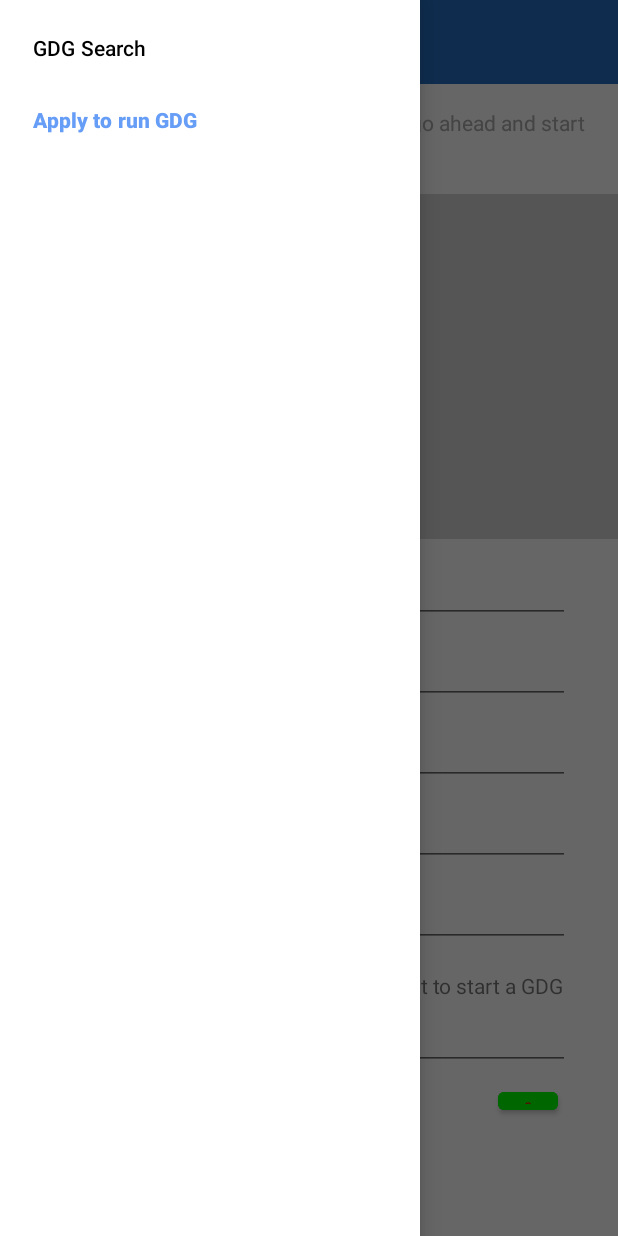
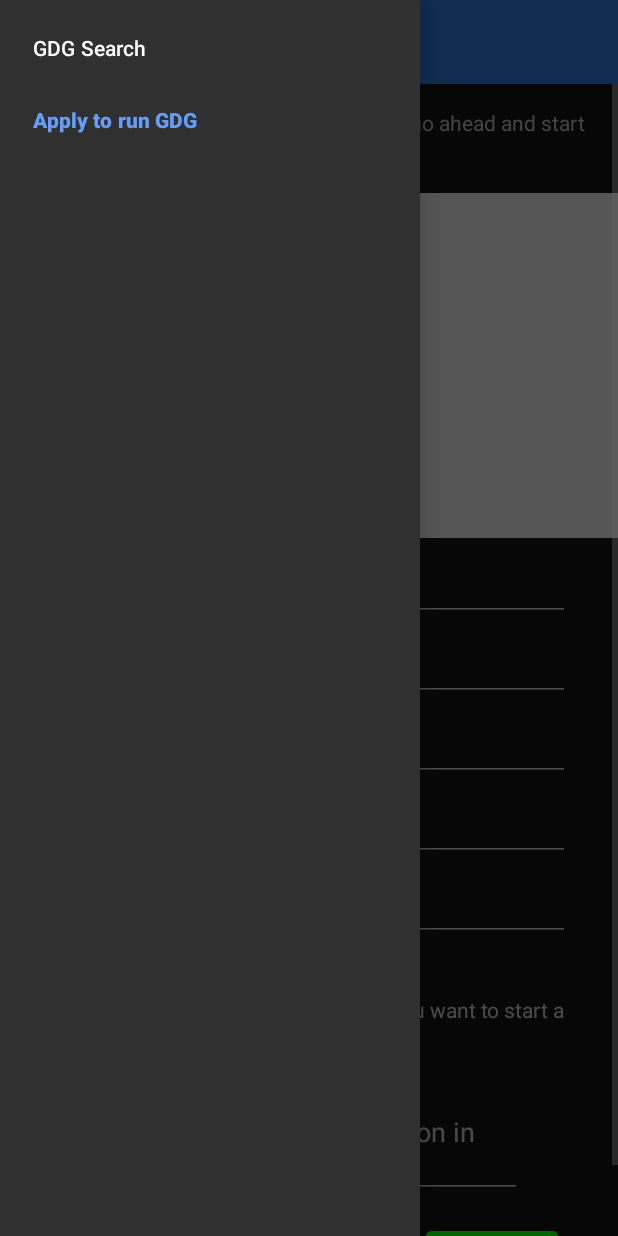
Before and after one commit to kouki-dan/kotlin-foundamentals, an Android app: the AddGdgFragment screen opened through its navigation route, with the side drawer open, on a phone screen of 412 x 824 dp. Run offline under Robolectric (Android 15) with nearby library versions, the phone set to English and light mode, and no system bars; our stand-ins replace data binding, navigation-ui; Roboto replaces fonts that are not available here.

Commit message:
10.03 Design for everyone

```diff
--- a/GDGFinder-Starter/app/src/main/AndroidManifest.xml
+++ b/GDGFinder-Starter/app/src/main/AndroidManifest.xml
@@ -14,6 +14,7 @@
             android:label="@string/app_name"
             android:roundIcon="@mipmap/ic_launcher_round"
             android:theme="@style/AppTheme"
+            android:supportsRtl="true"
             tools:ignore="AllowBackup,GoogleAppIndexingWarning">
         <activity android:name=".MainActivity">
             <intent-filter>
--- a/GDGFinder-Starter/app/src/main/java/com/example/android/gdgfinder/MainActivity.kt
+++ b/GDGFinder-Starter/app/src/main/java/com/example/android/gdgfinder/MainActivity.kt
@@ -38,6 +38,7 @@ class MainActivity : AppCompatActivity() {
     override fun onCreate(savedInstanceState: Bundle?) {
         super.onCreate(savedInstanceState)
         binding = DataBindingUtil.setContentView(this, R.layout.activity_main)
+        AppCompatDelegate.setDefaultNightMode(AppCompatDelegate.MODE_NIGHT_YES)
 
         setupNavigation()
     }
--- a/GDGFinder-Starter/app/src/main/java/com/example/android/gdgfinder/add/AddGdgFragment.kt
+++ b/GDGFinder-Starter/app/src/main/java/com/example/android/gdgfinder/add/AddGdgFragment.kt
@@ -51,6 +51,9 @@ class AddGdgFragment : Fragment() {
                     Snackbar.LENGTH_SHORT // How long to display the message.
                 ).show()
                 viewModel.doneShowingSnackbar()
+                binding.button.contentDescription=getString(R.string.submitted)
+                binding.button.text=getString(R.string.done)
+
             }
         })
 
--- a/GDGFinder-Starter/app/src/main/res/layout/add_gdg_fragment.xml
+++ b/GDGFinder-Starter/app/src/main/res/layout/add_gdg_fragment.xml
@@ -43,6 +43,7 @@
                 android:layout_marginEnd="@dimen/spacing_normal"
                 android:text="@string/add_gdg"
                 android:textColor="#AAAAAA"
+                android:contentDescription="@string/add_gdg"
                 app:layout_constraintEnd_toEndOf="parent"
                 app:layout_constraintStart_toStartOf="parent"
                 app:layout_constraintTop_toTopOf="parent" />
@@ -54,6 +55,7 @@
                 android:layout_marginTop="5dp"
                 android:layout_marginBottom="2dp"
                 android:scaleType="centerCrop"
+                android:contentDescription="@string/stage_image_description"
                 app:layout_constraintBottom_toTopOf="@+id/EditTextName"
                 app:layout_constraintEnd_toEndOf="parent"
                 app:layout_constraintStart_toStartOf="parent"
@@ -64,6 +66,7 @@
 
             <EditText
                 android:id="@+id/EditTextName"
+                android:hint="@string/your_name_label"
                 android:layout_width="fill_parent"
                 android:layout_height="wrap_content"
                 android:layout_marginStart="32dp"
@@ -78,6 +81,7 @@
 
             <EditText
                 android:id="@+id/EditTextEmail"
+                android:hint="@string/email_label"
                 android:layout_width="fill_parent"
                 android:layout_height="wrap_content"
                 android:layout_marginStart="32dp"
@@ -92,6 +96,7 @@
 
             <EditText
                 android:id="@+id/EditTextCity"
+                android:hint="@string/city_label"
                 android:layout_width="fill_parent"
                 android:layout_height="wrap_content"
                 android:layout_marginStart="32dp"
@@ -106,6 +111,7 @@
 
             <EditText
                 android:id="@+id/EditTextCountry"
+                android:hint="@string/country_label"
                 android:layout_width="fill_parent"
                 android:layout_height="wrap_content"
                 android:layout_marginStart="32dp"
@@ -120,6 +126,7 @@
 
             <EditText
                 android:id="@+id/EditTextRegion"
+                android:hint="@string/region_label"
                 android:layout_width="fill_parent"
                 android:layout_height="wrap_content"
                 android:layout_marginStart="32dp"
@@ -127,13 +134,25 @@
                 android:layout_marginEnd="32dp"
                 android:layout_marginBottom="4dp"
                 android:singleLine="true"
-                app:layout_constraintBottom_toTopOf="@+id/EditTextWhy"
+                app:layout_constraintBottom_toTopOf="@+id/contentGroup"
                 app:layout_constraintEnd_toEndOf="parent"
                 app:layout_constraintStart_toStartOf="parent"
                 app:layout_constraintTop_toBottomOf="@+id/EditTextCountry"></EditText>
 
+            <LinearLayout android:id="@+id/contentGroup" android:layout_width="match_parent"
+                android:layout_height="wrap_content" android:focusable="true"
+                android:layout_marginStart="32dp"
+                android:layout_marginEnd="32dp"
+                app:layout_constraintTop_toBottomOf="@id/EditTextRegion"
+                android:orientation="vertical" app:layout_constraintStart_toStartOf="@+id/EditTextRegion"
+                app:layout_constraintEnd_toEndOf="@+id/EditTextRegion"
+                android:layout_marginTop="16dp" app:layout_constraintBottom_toTopOf="@+id/button"
+                android:layout_marginBottom="8dp">
+
+
                 <TextView
                     android:id="@+id/labelTextWhy"
+                    android:contentDescription="@string/motivation"
                     android:layout_width="wrap_content"
                     android:layout_height="wrap_content"
                     android:layout_marginStart="32dp"
@@ -142,10 +161,11 @@
                     android:text="@string/motivation"
                     app:layout_constraintBottom_toTopOf="@+id/EditTextWhy"
                     app:layout_constraintStart_toStartOf="parent"
-                app:layout_constraintTop_toBottomOf="@+id/EditTextRegion" />
+                    app:layout_constraintTop_toBottomOf="@+id/contentGroup" />
 
                 <EditText
                     android:id="@+id/EditTextWhy"
+                    android:hint="@string/enter_motivation"
                     android:layout_width="match_parent"
                     android:layout_height="wrap_content"
                     android:layout_marginStart="32dp"
@@ -154,15 +174,17 @@
                     android:layout_marginBottom="8dp"
                     android:ems="10"
                     android:inputType="textMultiLine"
-                app:layout_constraintBottom_toTopOf="@+id/button"
+                    app:layout_constraintBottom_toTopOf="@+id/contentGroup"
                     app:layout_constraintEnd_toEndOf="parent"
                     app:layout_constraintStart_toStartOf="parent"
                     app:layout_constraintTop_toBottomOf="@+id/EditTextRegion" />
-
+            </LinearLayout>
             <Button
+                android:contentDescription="@string/submit_button_description"
+                android:accessibilityLiveRegion="polite"
                 android:id="@+id/button"
-                android:layout_width="40dp"
-                android:layout_height="24dp"
+                android:layout_width="wrap_content"
+                android:layout_height="wrap_content"
                 android:layout_marginEnd="40dp"
                 android:layout_marginBottom="12dp"
                 android:backgroundTint="#00FF00"
@@ -172,7 +194,7 @@
                 android:textSize="8sp"
                 app:layout_constraintBottom_toBottomOf="parent"
                 app:layout_constraintEnd_toEndOf="parent"
-                app:layout_constraintTop_toBottomOf="@+id/EditTextWhy" />
+                app:layout_constraintTop_toBottomOf="@+id/contentGroup" />
         </androidx.constraintlayout.widget.ConstraintLayout>
     </ScrollView>
 
--- a/GDGFinder-Starter/app/src/main/res/layout/list_item.xml
+++ b/GDGFinder-Starter/app/src/main/res/layout/list_item.xml
@@ -40,12 +40,12 @@
             android:id="@+id/gdg_image"
             android:layout_width="50dp"
             android:layout_height="76dp"
-            android:layout_marginLeft="@dimen/spacing_normal"
+            android:layout_marginStart="@dimen/spacing_normal"
             android:layout_marginTop="26dp"
             android:layout_marginBottom="26dp"
             android:contentDescription="TODO"
             app:layout_constraintBottom_toBottomOf="parent"
-            app:layout_constraintLeft_toLeftOf="parent"
+            app:layout_constraintStart_toStartOf="parent"
             app:layout_constraintTop_toTopOf="parent"
             app:srcCompat="@drawable/ic_gdg" />
 
--- a/GDGFinder-Starter/app/src/main/res/values/styles.xml
+++ b/GDGFinder-Starter/app/src/main/res/values/styles.xml
@@ -17,8 +17,9 @@
 <resources>
 
     <!-- Base application theme. -->
-    <style name="AppTheme" parent="Theme.MaterialComponents.Light.NoActionBar">
-        <!-- Customize your theme here. -->
+    <style name="AppTheme" parent="Theme.MaterialComponents.DayNight.NoActionBar">
+
+    <!-- Customize your theme here. -->
         <item name="colorPrimary">@color/primaryColor</item>
         <item name="colorPrimaryDark">@color/primaryDarkColor</item>
         <item name="colorPrimaryVariant">@color/primaryLightColor</item>
```
Also changed, not shown: GDGFinder-Starter/app/src/main/java/com/example/android/gdgfinder/search/GdgListFragment.kt (+25 -0 lines), GDGFinder-Starter/app/src/main/res/color/selected_highlight.xml (added, +7 -0 lines), GDGFinder-Starter/app/src/main/res/layout/fragment_gdg_list.xml (+9 -1 lines), GDGFinder-Starter/app/src/main/res/layout/region.xml (added, +12 -0 lines). Lines whose indentation alone changed are shown as unchanged.
